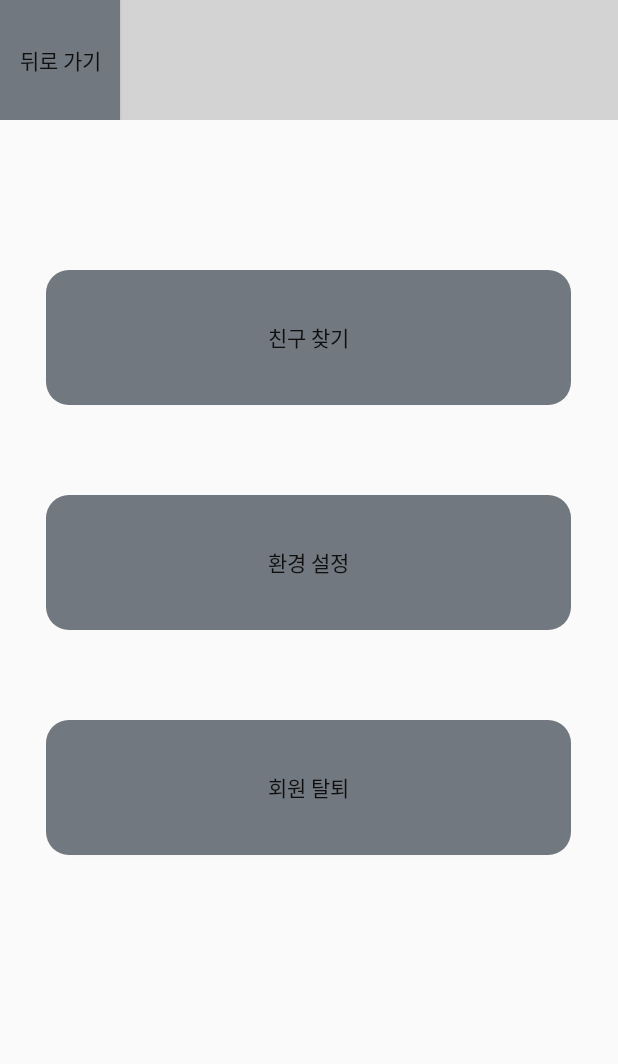
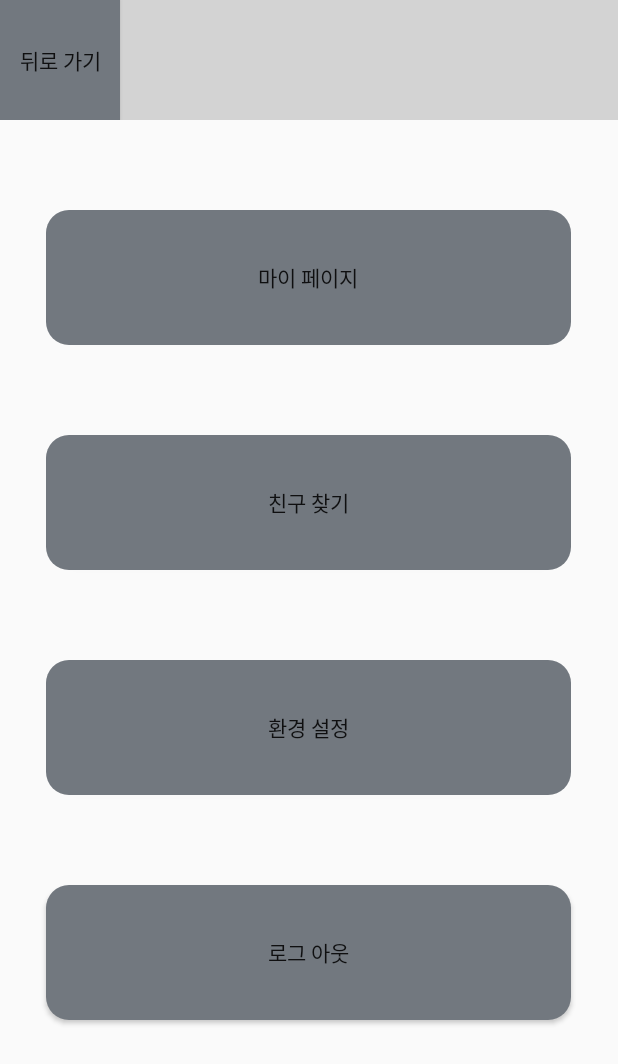
Before and after one commit to eaststarmmt/easy-connect, an Android app: the Page_menu screen opened directly, with no data from a screen before it, on a phone screen of 412 x 824 dp. Shown: the top 1064 px of the screen. Run offline under Robolectric (Android 15) with nearby library versions, the phone set to English and light mode, and no system bars; our stand-ins replace Firebase (no records; nobody signed in at launch, a user with empty details on screens opened directly).

Commit message:
Design mypage / implementation of logout and withdrawal (No DB delete)

```diff
--- a/app/src/main/AndroidManifest.xml
+++ b/app/src/main/AndroidManifest.xml
@@ -12,7 +12,8 @@
         android:roundIcon="@mipmap/ic_launcher_round"
         android:supportsRtl="true"
         android:theme="@style/Theme.EasyConnect">
-        <activity android:name=".Page_signup2"></activity>
+        <activity android:name=".Page_mypage"></activity>
+        <activity android:name=".Page_signup2" />
         <activity android:name=".Page_find_information" />
         <activity android:name=".Page_sets" />
         <activity android:name=".Page_find_friends" />
--- a/app/src/main/java/kr/ac/cau/easyconnect/FriendAdapter.kt
+++ b/app/src/main/java/kr/ac/cau/easyconnect/FriendAdapter.kt
@@ -9,6 +9,7 @@ import android.widget.*
 import androidx.recyclerview.widget.RecyclerView
 
 class FriendAdapter(private val context: Context, private val dataList: ArrayList<FriendItem_recyclerView>):
+    // 친구찾기 기능에서 사용할 리사이클러뷰 어댑터
     RecyclerView.Adapter<FriendAdapter.SearchViewHolder>() {
 
     private var dataSearchList: ArrayList<FriendItem_recyclerView>? = dataList
--- a/app/src/main/java/kr/ac/cau/easyconnect/FriendItem_recyclerView.kt
+++ b/app/src/main/java/kr/ac/cau/easyconnect/FriendItem_recyclerView.kt
@@ -1,3 +1,4 @@
 package kr.ac.cau.easyconnect
 
+// 친구찾기에서 사용할 리사이클러뷰 아이템 클래스
 public class FriendItem_recyclerView(val name: String, val photo: String)
--- a/app/src/main/java/kr/ac/cau/easyconnect/Page_find_friends.kt
+++ b/app/src/main/java/kr/ac/cau/easyconnect/Page_find_friends.kt
@@ -14,6 +14,7 @@ import androidx.recyclerview.widget.LinearLayoutManager
 import androidx.recyclerview.widget.RecyclerView
 
 class Page_find_friends : AppCompatActivity() {
+    // 리사이클러뷰 구현해야 함 firestroe 사용 // 2021-04-15 04:39
 
     private var friend_adapter: FriendAdapter? = null
 
--- a/app/src/main/java/kr/ac/cau/easyconnect/Page_find_information.kt
+++ b/app/src/main/java/kr/ac/cau/easyconnect/Page_find_information.kt
@@ -17,7 +17,7 @@ import com.google.firebase.firestore.auth.User
 import com.google.firebase.ktx.Firebase
 
 class Page_find_information : AppCompatActivity() {
-
+    // 로그인 정보 찾는 페이지 구현 (완료)
     override fun onCreate(savedInstanceState: Bundle?) {
         super.onCreate(savedInstanceState)
         setContentView(R.layout.activity_page_find_information)
--- a/app/src/main/java/kr/ac/cau/easyconnect/Page_menu.kt
+++ b/app/src/main/java/kr/ac/cau/easyconnect/Page_menu.kt
@@ -5,6 +5,7 @@ import androidx.appcompat.app.AppCompatActivity
 import android.os.Bundle
 import android.widget.Button
 import android.widget.Toast
+import com.google.firebase.auth.FirebaseAuth
 
 class Page_menu : AppCompatActivity() {
     override fun onCreate(savedInstanceState: Bundle?) {
@@ -14,34 +15,39 @@ class Page_menu : AppCompatActivity() {
         val button_goback : Button = findViewById(R.id.bt_goback)
         val button_find_friend : Button = findViewById(R.id.bt_find_friend)
         val button_setting : Button = findViewById(R.id.bt_setting)
-        val button_withdrawal : Button = findViewById(R.id.bt_withdrawal)
+        val button_logout : Button = findViewById(R.id.bt_logout)
+        val button_mypage : Button = findViewById(R.id.bt_mypage)
 
         button_goback.setOnClickListener({
             val intentMain = Intent(this, MainActivity::class.java)
             startActivity(intentMain)
         })
 
+        button_mypage.setOnClickListener({
+            // 버튼 눌렸을 때 마이페이지 이동
+            val intentMypage = Intent(this, Page_mypage::class.java)
+            startActivity(intentMypage)
+        })
+
         button_find_friend.setOnClickListener({
-            // 버튼 눌렸을 때 친구 정보 검색 가능하게 구현
+            // 버튼 눌렸을 때 친구 정보 검색 가능한 페이지로 이동
             val intentFindFriends = Intent(this, Page_find_friends::class.java)
             startActivity(intentFindFriends)
         })
 
         button_setting.setOnClickListener({
-            // 버튼 눌렸을 때 셋팅(글자 크기, 알림 끄기 등) 구현
+            // 버튼 눌렸을 때 셋팅(글자 크기, 알림 끄기 등) 페이지로 이동 !!!!!!!!!!!!!!!!!!!!!!!!! 요거까지 해야함 2021-04-15 04:39
             val intentSets = Intent(this, Page_sets::class.java)
             startActivity(intentSets)
         })
 
-        button_withdrawal.setOnClickListener({
-            // 버튼 눌렸을 때 비밀번호 확인하고 회원탈퇴 기능 구현
-            // 일단은 바로 로그인 페이지로 이동하도록
-            val text_withdrawal = "회원 탈퇴 완료!"
-            val alarm_withdrawal = Toast.makeText(applicationContext, text_withdrawal, Toast.LENGTH_SHORT)
-            alarm_withdrawal.show()
+        button_logout.setOnClickListener({
+            // 버튼 눌렸을 때 비밀번호 확인하고 로그아웃 (완료)
+            FirebaseAuth.getInstance().signOut()
 
             val intentLogin = Intent(this, Page_login::class.java)
             startActivity(intentLogin)
+            finish()
         })
 
     }
--- a/app/src/main/java/kr/ac/cau/easyconnect/Page_sets.kt
+++ b/app/src/main/java/kr/ac/cau/easyconnect/Page_sets.kt
@@ -8,6 +8,6 @@ class Page_sets : AppCompatActivity() {
         super.onCreate(savedInstanceState)
         setContentView(R.layout.activity_page_sets)
 
-        // 셋팅 부분 구현
+        // 셋팅 부분 구현해야함 알림 / 폰트크기..? 2021-04-15 04:39
     }
 }
--- a/app/src/main/java/kr/ac/cau/easyconnect/Page_signup2.kt
+++ b/app/src/main/java/kr/ac/cau/easyconnect/Page_signup2.kt
@@ -10,6 +10,9 @@ import androidx.appcompat.app.AlertDialog
 import com.google.firebase.auth.FirebaseAuth
 
 class Page_signup2 : AppCompatActivity() {
+    // UI 직관성 높이려면 회원가입할 때 나눠야 할 것 같아서 처음에 나누었음
+    // 하지만 데이터 받는데 불편해서 일단 하나로 통합
+    // 현재 사용 X !!!!!!!!!!!! 2021-04-15 04:39
 
     private val exist_id = "leehs"
     private var firebaseAuth: FirebaseAuth? = null
--- a/app/src/main/res/layout/activity_page_menu.xml
+++ b/app/src/main/res/layout/activity_page_menu.xml
@@ -35,8 +35,19 @@
             <Button
                 android:layout_width="wrap_content"
                 android:layout_height="wrap_content"
+                android:id="@+id/bt_mypage"
+                android:layout_marginTop="60dp"
+                android:layout_gravity="center"
+                android:background="@drawable/button_menu"
+                android:text="마이 페이지"
+                >
+            </Button>
+
+            <Button
+                android:layout_width="wrap_content"
+                android:layout_height="wrap_content"
                 android:id="@+id/bt_find_friend"
-                android:layout_marginTop="100dp"
+                android:layout_marginTop="60dp"
                 android:layout_gravity="center"
                 android:background="@drawable/button_menu"
                 android:text="친구 찾기"
@@ -58,11 +69,11 @@
             <Button
                 android:layout_width="wrap_content"
                 android:layout_height="wrap_content"
-                android:id="@+id/bt_withdrawal"
+                android:id="@+id/bt_logout"
                 android:layout_marginTop="60dp"
                 android:layout_gravity="center"
                 android:background="@drawable/button_menu"
-                android:text="회원 탈퇴"
+                android:text="로그 아웃"
                 >
                 // 버튼눌리면 알림메시지 띄워서 비밀번호 재입력 받고 탈퇴하게끔
             </Button>
```
Also changed, not shown: app/src/main/java/kr/ac/cau/easyconnect/Page_login.kt (+2 -5 lines), app/src/main/java/kr/ac/cau/easyconnect/Page_signup.kt (+8 -7 lines), app/src/main/res/layout/activity_main.xml (+18 -6 lines).
